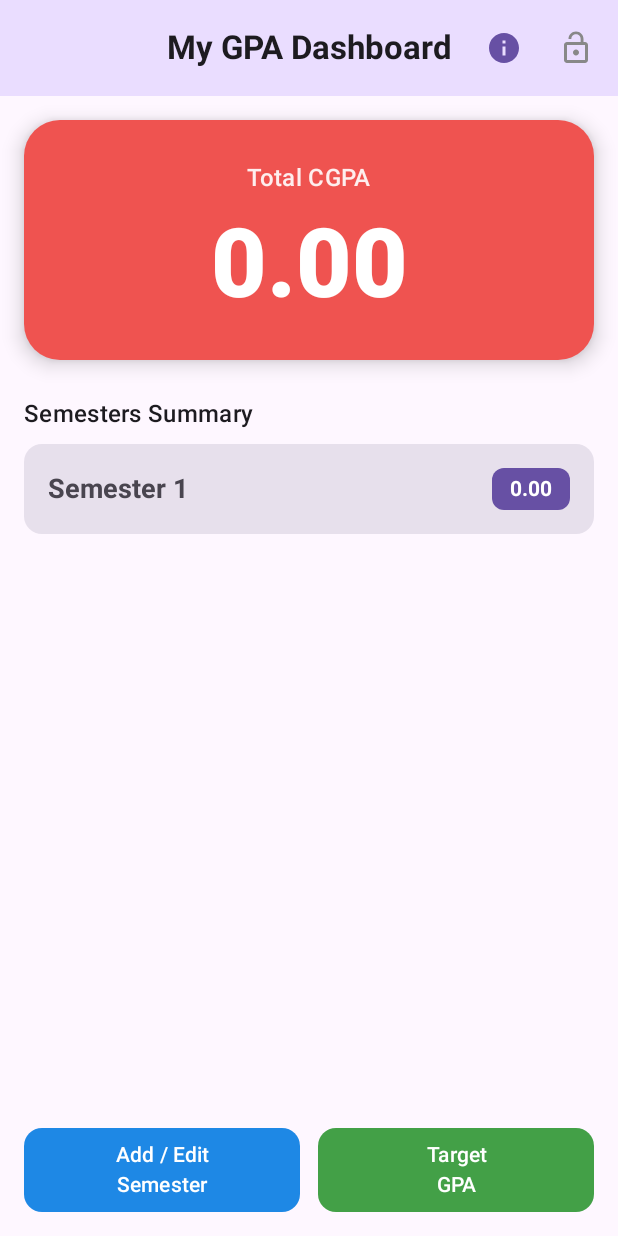
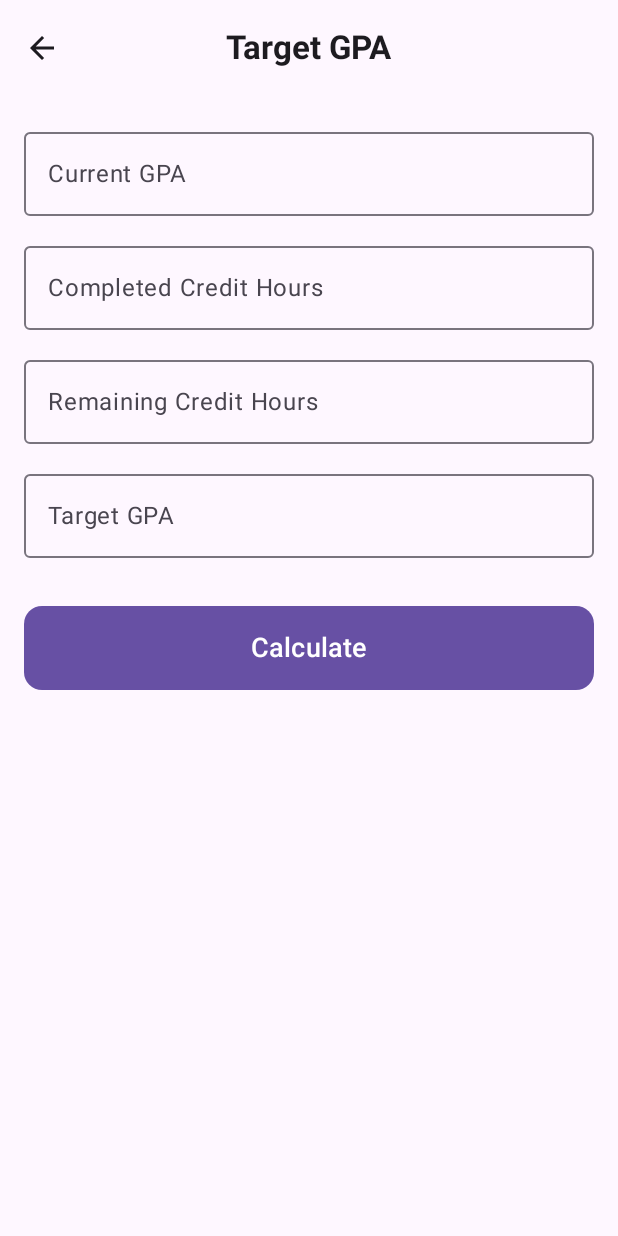
Before and after one commit to MohammedMetw/GPA_Calculator, an Android app built with Jetpack Compose: the screen it shows after launch (MainActivity), after a tap on "Target GPA", on a phone screen of 412 x 824 dp. Run offline under Robolectric (Android 15) with nearby library versions, the phone set to English and light mode, and no system bars; our stand-ins replace Room's generated code.

Commit message:
Implement Target GPA Predictor

```diff
--- a/app/src/main/java/com/example/gpa_calculatorversion1/MainActivity.kt
+++ b/app/src/main/java/com/example/gpa_calculatorversion1/MainActivity.kt
@@ -20,13 +20,17 @@ import com.example.gpa_calculatorversion1.ui.InfoScreen
 import com.example.gpa_calculatorversion1.ui.ManageScreen
 import com.example.gpa_calculatorversion1.utils.SettingsManager
 import com.example.gpa_calculatorversion1.ui.PinInputDialog
+import com.example.gpa_calculatorversion1.ui.TargetGpaScreen
 import com.example.gpa_calculatorversion1.viewmodel.MainViewModel
 
 
 enum class CurrentScreen {
     HOME,
     MANAGE,
-    INFO
+    INFO,
+
+    TARGET_GPA
+
 }
 
 class MainActivity : FragmentActivity() {
@@ -110,13 +114,7 @@ class MainActivity : FragmentActivity() {
                                 currentScreen = CurrentScreen.MANAGE
                             },
                             onTargetGPAClicked = {
-                                val packageName = "com.example.gpa_calculatorversion1.targetgpa"
-                                val intent = packageManager.getLaunchIntentForPackage(packageName)
-                                if (intent != null) {
-                                    startActivity(intent)
-                                } else {
-                                    Toast.makeText(this@MainActivity, "Target GPA module not found", Toast.LENGTH_SHORT).show()
-                                }
+                                currentScreen = CurrentScreen.TARGET_GPA
                             },
                             onInfoClicked = {
                                 currentScreen = CurrentScreen.INFO
@@ -138,6 +136,13 @@ class MainActivity : FragmentActivity() {
                             }
                         )
                     }
+                    CurrentScreen.TARGET_GPA -> {
+                        TargetGpaScreen(
+                            onBack = {
+                                currentScreen = CurrentScreen.HOME
+                            }
+                        )
+                    }
                 }
             }
         }
--- /dev/null
+++ b/app/src/main/java/com/example/gpa_calculatorversion1/ui/TargetGpaScreen.kt
@@ -0,0 +1,150 @@
+package com.example.gpa_calculatorversion1.ui
+
+import androidx.compose.foundation.layout.*
+import androidx.compose.foundation.shape.RoundedCornerShape
+import androidx.compose.foundation.text.KeyboardOptions
+import androidx.compose.material.icons.Icons
+import androidx.compose.material.icons.filled.ArrowBack
+import androidx.compose.material3.*
+import androidx.compose.runtime.*
+import androidx.compose.ui.Modifier
+import androidx.compose.ui.graphics.Color
+import androidx.compose.ui.text.font.FontWeight
+import androidx.compose.ui.text.input.KeyboardType
+import androidx.compose.ui.unit.dp
+import androidx.compose.ui.unit.sp
+
+@OptIn(ExperimentalMaterial3Api::class)
+@Composable
+fun TargetGpaScreen(
+    onBack: () -> Unit
+) {
+    var currentGpa by remember { mutableStateOf("") }
+    var completedCredits by remember { mutableStateOf("") }
+    var remainingCredits by remember { mutableStateOf("") }
+    var targetGpa by remember { mutableStateOf("") }
+
+    var result by remember { mutableStateOf<String?>(null) }
+    var error by remember { mutableStateOf<String?>(null) }
+
+    Scaffold(
+        topBar = {
+            CenterAlignedTopAppBar(
+                title = { Text("Target GPA", fontWeight = FontWeight.Bold) },
+                navigationIcon = {
+                    IconButton(onClick = onBack) {
+                        Icon(Icons.Filled.ArrowBack, contentDescription = "Back")
+                    }
+                }
+            )
+        }
+    ) { padding ->
+        Column(
+            modifier = Modifier
+                .fillMaxSize()
+                .padding(padding)
+                .padding(16.dp),
+            verticalArrangement = Arrangement.spacedBy(12.dp)
+        ) {
+
+            OutlinedTextField(
+                value = currentGpa,
+                onValueChange = { currentGpa = it },
+                label = { Text("Current GPA") },
+                keyboardOptions = KeyboardOptions(keyboardType = KeyboardType.Number),
+                modifier = Modifier.fillMaxWidth()
+            )
+
+            OutlinedTextField(
+                value = completedCredits,
+                onValueChange = { completedCredits = it },
+                label = { Text("Completed Credit Hours") },
+                keyboardOptions = KeyboardOptions(keyboardType = KeyboardType.Number),
+                modifier = Modifier.fillMaxWidth()
+            )
+
+            OutlinedTextField(
+                value = remainingCredits,
+                onValueChange = { remainingCredits = it },
+                label = { Text("Remaining Credit Hours") },
+                keyboardOptions = KeyboardOptions(keyboardType = KeyboardType.Number),
+                modifier = Modifier.fillMaxWidth()
+            )
+
+            OutlinedTextField(
+                value = targetGpa,
+                onValueChange = { targetGpa = it },
+                label = { Text("Target GPA") },
+                keyboardOptions = KeyboardOptions(keyboardType = KeyboardType.Number),
+                modifier = Modifier.fillMaxWidth()
+            )
+
+            Spacer(modifier = Modifier.height(8.dp))
+
+            Button(
+                onClick = {
+                    error = null
+                    result = null
+
+                    val cGpa = currentGpa.toDoubleOrNull()
+                    val cCredits = completedCredits.toDoubleOrNull()
+                    val rCredits = remainingCredits.toDoubleOrNull()
+                    val tGpa = targetGpa.toDoubleOrNull()
+
+                    if (cGpa == null || cCredits == null || rCredits == null || tGpa == null) {
+                        error = "Please enter valid numeric values"
+                        return@Button
+                    }
+
+                    if (rCredits <= 0) {
+                        result = "You have no remaining credit hours.\nYour GPA cannot change."
+                        return@Button
+                    }
+
+                    val totalCredits = cCredits + rCredits
+                    val requiredGpa =
+                        ((tGpa * totalCredits) - (cGpa * cCredits)) / rCredits
+
+                    result = when {
+                        requiredGpa > 4.0 ->
+                            "Target GPA is NOT achievable.\nYou would need GPA higher than 4.0."
+
+                        requiredGpa < 0 ->
+                            "You already exceeded your target GPA."
+
+                        else -> {
+                            val rounded = String.format("%.2f", requiredGpa)
+                            "You need GPA $rounded in the remaining credit hours."
+                        }
+                    }
+                },
+                modifier = Modifier
+                    .fillMaxWidth()
+                    .height(56.dp),
+                shape = RoundedCornerShape(12.dp)
+            ) {
+                Text("Calculate", fontSize = 18.sp)
+            }
+
+            error?.let {
+                Text(it, color = Color.Red, fontWeight = FontWeight.Bold)
+            }
+
+            result?.let {
+                Card(
+                    modifier = Modifier.fillMaxWidth(),
+                    colors = CardDefaults.cardColors(
+                        containerColor = MaterialTheme.colorScheme.primaryContainer
+                    )
+                ) {
+                    Text(
+                        text = it,
+                        modifier = Modifier.padding(16.dp),
+                        fontWeight = FontWeight.Bold,
+                        fontSize = 18.sp
+                    )
+                }
+            }
+        }
+    }
+}
```
